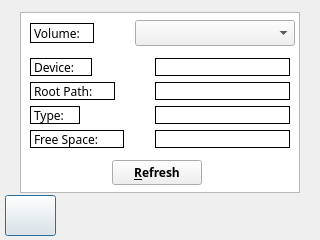
First picture: the form in GuiRasp/memory.ui, repository cala21/CSCI-3308, before the edit.
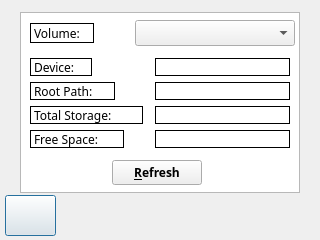
Second picture: the form after the edit. Icons and pictures are not drawn.

The edit to the form file:
```diff
--- a/GuiRasp/memory.ui
+++ b/GuiRasp/memory.ui
@@ -249,7 +249,7 @@
     <rect>
      <x>30</x>
      <y>106</y>
-     <width>50</width>
+     <width>113</width>
      <height>18</height>
     </rect>
    </property>
@@ -264,7 +264,7 @@
     <enum>QFrame::Panel</enum>
    </property>
    <property name="text">
-    <string>Type:</string>
+    <string>Total Storage:</string>
    </property>
   </widget>
   <widget class="QLabel" name="label_3">
```
Left out of the diff: 2 changed lines with no effect on the pictures.
